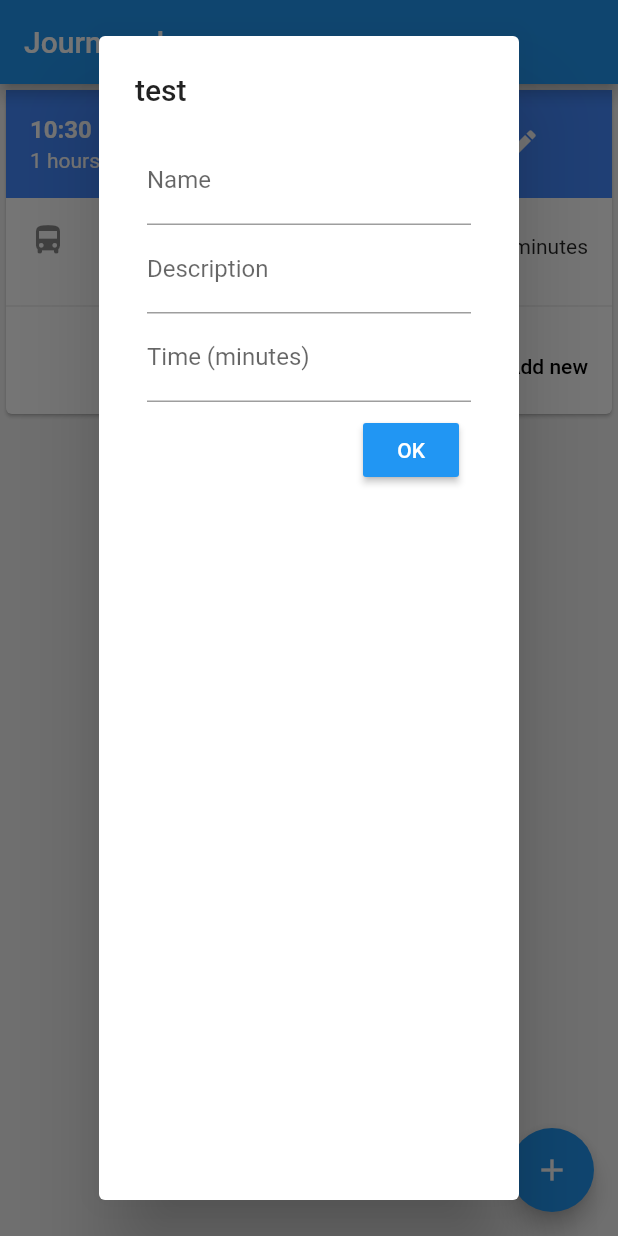
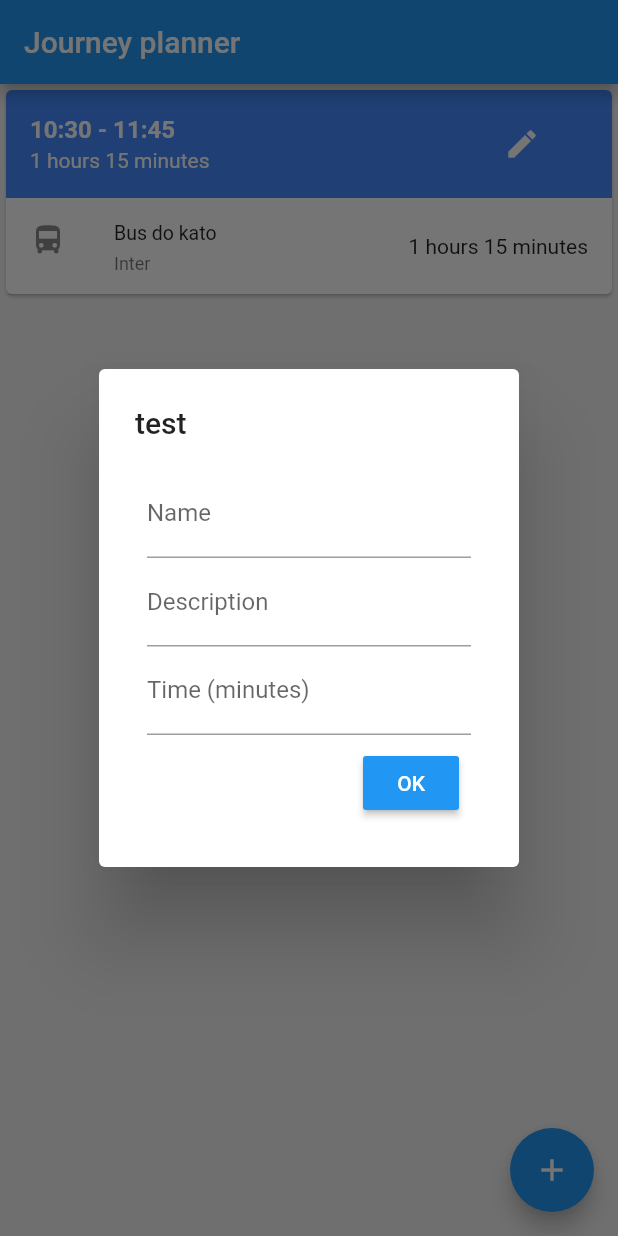
Before and after one commit to aweas/Journey-planner, a Flutter app: the screen it shows after launch, after a tap on the "add" icon, on a phone screen of 412 x 824 dp. Run offline on Flutter 3.47's test engine with Material 2 defaults, Android fonts, the phone set to English and light mode, and no system bars; statements that could not run were skipped.

Commit message:
Small changes

```diff
--- a/lib/helpers/journey_elements.dart
+++ b/lib/helpers/journey_elements.dart
@@ -88,12 +88,13 @@ class JourneyElementBasicForm {
     Widget buildColumn() {
       Widget result;
         result = Container(
-            child: new Column(children: this.getContent()), padding: EdgeInsets.symmetric(horizontal: 8.0));
+            child: new Column(children: this.getContent()), padding: EdgeInsets.symmetric(horizontal: 8.0),
+            height: 241.0);
 
       return result;
     }
 
-    Widget buildListView() {
+    Widget buildContainer() {
       return new ListView(children: this.getContent());
     }
 }
--- a/lib/helpers/journey_plans.dart
+++ b/lib/helpers/journey_plans.dart
@@ -29,12 +29,17 @@ class JourneyPlanCard extends StatefulWidget {
 }
 
 class _JourneyPlanCard extends State<JourneyPlanCard> {
+  bool showForm = false;
   JourneyElementBasicForm inputFormTile;
   JourneyElement newTile = new JourneyElement();
 
+  _JourneyPlanCard() {
+    inputFormTile = new JourneyElementBasicForm(saveHandler: addItemToList);
+  }
+
   void addItemToList(JourneyElement tile) {
     setState(() {
-      inputFormTile = null;
+      showForm = false;
       widget.plan.add(tile);
     });
   }
@@ -45,13 +50,13 @@ class _JourneyPlanCard extends State<JourneyPlanCard> {
     widget.plan.journeyElements
         .forEach((element) => tiles.add(element.buildTile()));
 
-    // List<Widget> newData = _addTopBar(tiles);
     List<Widget> newData = _addDividers(tiles);
     newData = _addTopBar(newData);
-    if (inputFormTile != null) {
+    if (showForm)
       newData = _addForm(newData);
-    }
+    else
       newData = _addBottomBar(newData);
+
     Card card = _packIntoCard(newData);
 
     return card;
@@ -68,8 +73,8 @@ class _JourneyPlanCard extends State<JourneyPlanCard> {
   }
 
   List _addForm(List<Widget> newData) {
+    newData.add(new Divider());
     newData.add(inputFormTile.buildColumn());
-    newData.add(new Divider());
     return newData;
   }
 
@@ -80,26 +85,29 @@ class _JourneyPlanCard extends State<JourneyPlanCard> {
       textAlign: TextAlign.left,
       style: TextStyle(color: Colors.white, fontWeight: FontWeight.bold),
     );
-    var duration = new Text(
-      times[1],
-      textAlign: TextAlign.left,
-      style: TextStyle(color: Colors.white)
-    );
+    var duration = new Text(times[1],
+        textAlign: TextAlign.left, style: TextStyle(color: Colors.white));
 
     List<Widget> temp = [
       new Container(
-        decoration: BoxDecoration(color: Colors.blueAccent),
+          decoration: BoxDecoration(
+              color: Colors.blueAccent,
+              borderRadius: new BorderRadius.only(
+                  topLeft: Radius.circular(4.0),
+                  topRight: Radius.circular(4.0))),
           child: new ListTile(
             title: hours,
             subtitle: duration,
             trailing: new FlatButton(
-              child: Icon(Icons.edit, color: Colors.white,),
+              child: Icon(
+                Icons.edit,
+                color: Colors.white,
+              ),
               onPressed: () {
                 print('EDIT pressed');
               },
             ),
-        )
-    )
+          ))
     ];
 
     tiles.forEach((item) {
@@ -114,7 +122,7 @@ class _JourneyPlanCard extends State<JourneyPlanCard> {
     List<Widget> newData = [];
     temp.forEach((item) {
       newData.add(item);
-      newData.add(new Divider());
+      if (item != temp.last) newData.add(new Divider());
     });
     return newData;
   }
@@ -128,8 +136,7 @@ class _JourneyPlanCard extends State<JourneyPlanCard> {
             child: const Text('Add new'),
             onPressed: () {
               setState(() {
-                inputFormTile =
-                    new JourneyElementBasicForm(saveHandler: addItemToList);
+                showForm = true;
               });
             },
           ),
@@ -165,7 +172,10 @@ class _JourneyPlanCard extends State<JourneyPlanCard> {
     String minuteThenZero = _leadingZero(minuteThen);
     String elapsed = buildString(widget.plan.duration);
 
-    List<String> res = ["$hourNowZero:$minuteNowZero - $hourThenZero:$minuteThenZero", "$elapsed"];
+    List<String> res = [
+      "$hourNowZero:$minuteNowZero - $hourThenZero:$minuteThenZero",
+      "$elapsed"
+    ];
 
     return res;
   }
--- a/lib/main.dart
+++ b/lib/main.dart
@@ -4,7 +4,7 @@ import 'package:journey_list/helpers/journey_elements.dart';
 import 'package:flutter/rendering.dart';
 
 void main() {
-  debugPaintSizeEnabled = true;
+  debugPaintSizeEnabled = false;
   runApp(new MyApp());
 }
 
@@ -45,7 +45,8 @@ class _MyHomePageState extends State<MyHomePage> {
       ),
       body: new Container(
         alignment: Alignment.topCenter,
-        child: new ListView(children: [new Column(children: widget.planMembers)]),
+        child:
+            new ListView(children: [new Column(children: widget.planMembers)]),
       ),
       floatingActionButton: new FloatingActionButton(
         child: new Icon(Icons.add),
@@ -60,9 +61,8 @@ class _MyHomePageState extends State<MyHomePage> {
             widget.planMembers.add(plan.buildCard());
           });
           AlertDialog form = new AlertDialog(
-            title: new Text("test"),
-            content: new JourneyElementBasicForm().buildColumn()
-          );
+              title: new Text("test"),
+              content: new JourneyElementBasicForm().buildColumn());
 
           showDialog(context: context, builder: (BuildContext b) => form);
         },
--- a/pubspec.yaml
+++ b/pubspec.yaml
@@ -19,6 +19,7 @@ dependencies:
   # The following adds the Cupertino Icons font to your application.
   # Use with the CupertinoIcons class for iOS style icons.
   cupertino_icons: ^0.1.2
+  logging: ^0.11.3+2
 
 dev_dependencies:
   flutter_test:
```
Also changed, not shown: lib/test.dart (+19 -16 lines), pubspec.lock. Lines whose indentation alone changed are shown as unchanged.
